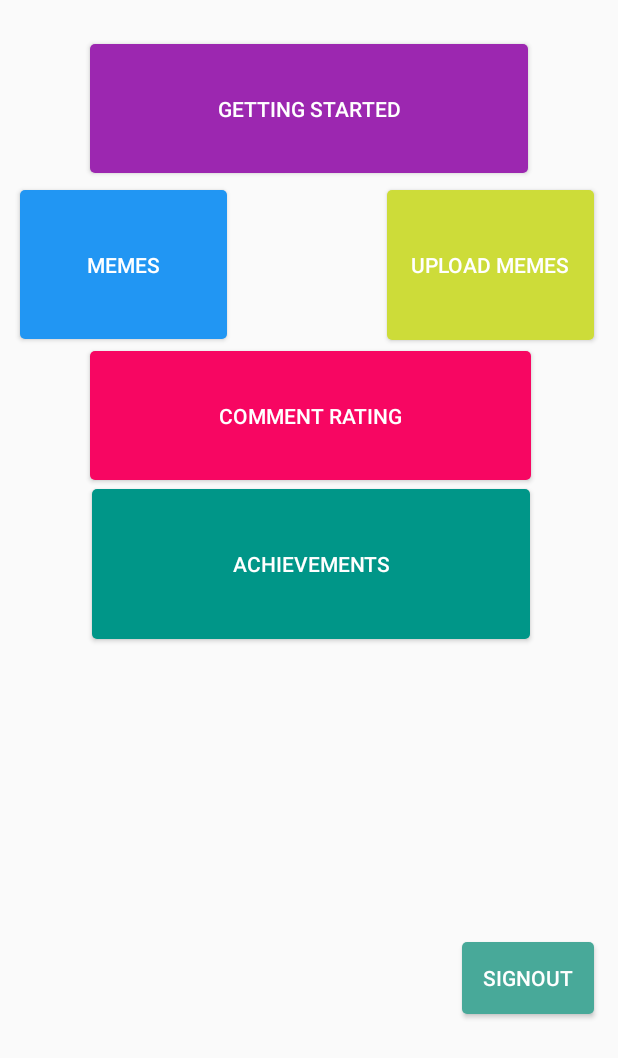
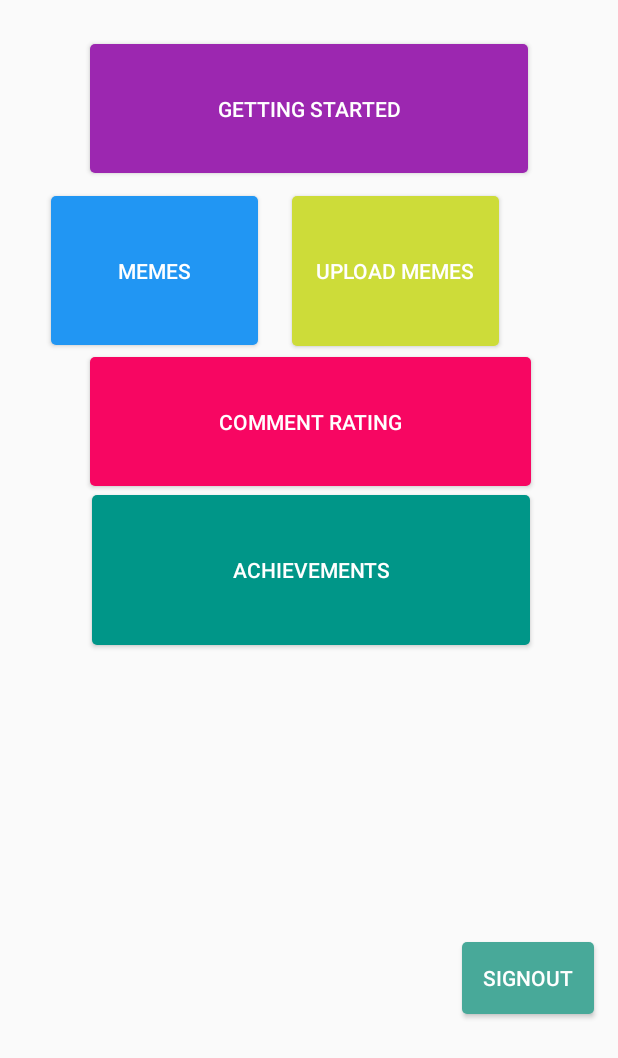
Before and after one commit to nimesha95/MemifyX, an Android app: the screen it shows after launch once a user with an empty profile is signed in (decision_point), on a phone screen of 412 x 824 dp. Shown: the top 1058 px of the screen. Run offline under Robolectric (Android 15) with nearby library versions, the phone set to English and light mode, and no system bars; our stand-ins replace Firebase (no records; nobody signed in at launch, a user with empty details on screens opened directly); libraries missing offline, so code that uses them is left out: com.gitonway.lee; 1 statement that could not run was skipped.

Commit message:
patched a bug in memeslider

```diff
--- a/app/src/main/res/layout/activity_decision_point.xml
+++ b/app/src/main/res/layout/activity_decision_point.xml
@@ -10,8 +10,8 @@
         android:id="@+id/MemesBtn"
         android:layout_width="138dp"
         android:layout_height="99dp"
-        android:layout_marginLeft="13dp"
-        android:layout_marginTop="11dp"
+        android:layout_marginLeft="34dp"
+        android:layout_marginTop="15dp"
         android:background="@drawable/decision_button_1"
         android:text="Memes"
         android:textColor="#FFFFFF"
@@ -55,16 +55,19 @@
         android:id="@+id/MemeUploadBtn"
         android:layout_width="138dp"
         android:layout_height="100dp"
-        android:layout_marginBottom="8dp"
-        android:layout_marginRight="16dp"
-        android:layout_marginTop="11dp"
+        android:layout_marginBottom="7dp"
+        android:layout_marginLeft="12dp"
+        android:layout_marginRight="8dp"
+        android:layout_marginTop="8dp"
         android:background="@drawable/decision_button_3"
         android:text="Upload Memes"
         android:textColor="#FFFFFF"
         app:layout_constraintBottom_toTopOf="@+id/TxtRatingBtn"
+        app:layout_constraintHorizontal_bias="0.133"
+        app:layout_constraintLeft_toRightOf="@+id/MemesBtn"
         app:layout_constraintRight_toRightOf="parent"
         app:layout_constraintTop_toBottomOf="@+id/GettingStartedBtn"
-        app:layout_constraintVertical_bias="0.0"
+        app:layout_constraintVertical_bias="1.0"
         tools:text="Mem Upload" />
 
     <Button
```
Also changed, not shown: app/src/main/java/com/example/nimesha/memifyx/MemeSlider.java (+12 -4 lines).
